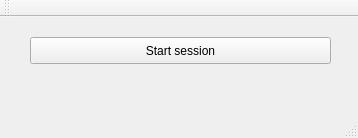
The window that mainwindow.ui (CosteaPaul/PolToolBox) describes before a commit, drawn with Qt 5.
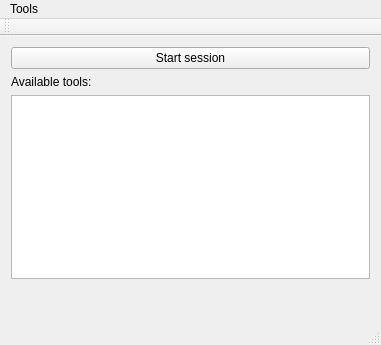
The same window after the commit.

Patch:
```diff
--- a/mainwindow.ui
+++ b/mainwindow.ui
@@ -6,37 +6,63 @@
    <rect>
     <x>0</x>
     <y>0</y>
-    <width>358</width>
-    <height>138</height>
+    <width>381</width>
+    <height>345</height>
    </rect>
   </property>
   <property name="windowTitle">
    <string>PolToolBox</string>
   </property>
   <widget class="QWidget" name="centralWidget">
-   <widget class="QPushButton" name="pushButton">
-    <property name="geometry">
-     <rect>
-      <x>30</x>
-      <y>20</y>
-      <width>301</width>
-      <height>27</height>
-     </rect>
-    </property>
-    <property name="text">
-     <string>Start session</string>
-    </property>
-   </widget>
+   <layout class="QVBoxLayout" name="verticalLayout">
+    <item>
+     <widget class="QPushButton" name="pushButton">
+      <property name="text">
+       <string>Start session</string>
+      </property>
+     </widget>
+    </item>
+    <item>
+     <widget class="QLabel" name="label_available">
+      <property name="text">
+       <string>Available tools:</string>
+      </property>
+     </widget>
+    </item>
+    <item>
+     <widget class="QListWidget" name="listWidget_available"/>
+    </item>
+    <item>
+     <spacer name="verticalSpacer">
+      <property name="orientation">
+       <enum>Qt::Vertical</enum>
+      </property>
+      <property name="sizeHint" stdset="0">
+       <size>
+        <width>20</width>
+        <height>40</height>
+       </size>
+      </property>
+     </spacer>
+    </item>
+   </layout>
   </widget>
   <widget class="QMenuBar" name="menuBar">
    <property name="geometry">
     <rect>
      <x>0</x>
      <y>0</y>
-     <width>358</width>
+     <width>381</width>
      <height>23</height>
     </rect>
    </property>
+   <widget class="QMenu" name="menuTools">
+    <property name="title">
+     <string>Tools</string>
+    </property>
+    <addaction name="actionSettings"/>
+   </widget>
+   <addaction name="menuTools"/>
   </widget>
   <widget class="QToolBar" name="mainToolBar">
    <attribute name="toolBarArea">
```
Left out of the diff: 5 changed lines with no effect on the pictures.
